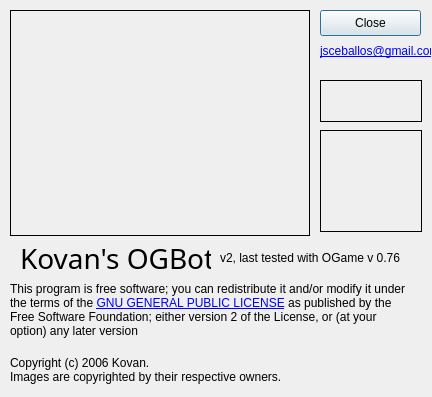
This is ogbot/src/ui/About.ui in kovan/kovans-ogbot as Qt 5 draws it before an edit. The edited form follows.
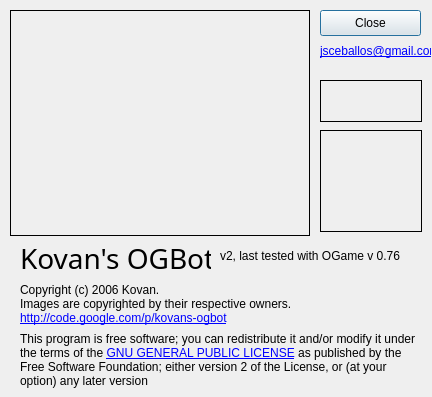
This is the edited form. Icons and pictures are not drawn.

The edit to the form file:
```diff
--- a/ogbot/src/ui/About.ui
+++ b/ogbot/src/ui/About.ui
@@ -116,24 +116,11 @@
     <pixmap/>
    </property>
   </widget>
-  <widget class="QLabel" name="label_8" >
-   <property name="geometry" >
-    <rect>
-     <x>220</x>
-     <y>250</y>
-     <width>213</width>
-     <height>16</height>
-    </rect>
-   </property>
-   <property name="text" >
-    <string>v2, last tested with OGame v 0.76</string>
-   </property>
-  </widget>
   <widget class="QLabel" name="label_7" >
    <property name="geometry" >
     <rect>
-     <x>10</x>
-     <y>280</y>
+     <x>20</x>
+     <y>330</y>
      <width>401</width>
      <height>61</height>
     </rect>
@@ -145,17 +132,30 @@
     <bool>true</bool>
    </property>
   </widget>
+  <widget class="QLabel" name="label_8" >
+   <property name="geometry" >
+    <rect>
+     <x>220</x>
+     <y>240</y>
+     <width>222</width>
+     <height>32</height>
+    </rect>
+   </property>
+   <property name="text" >
+    <string>v2, last tested with OGame v 0.76</string>
+   </property>
+  </widget>
   <widget class="QLabel" name="label_4" >
    <property name="geometry" >
     <rect>
-     <x>10</x>
-     <y>350</y>
+     <x>20</x>
+     <y>280</y>
      <width>446</width>
-     <height>41</height>
+     <height>48</height>
     </rect>
    </property>
    <property name="text" >
-    <string>Copyright (c) 2006 Kovan. &lt;br>Images are copyrighted by their respective owners.</string>
+    <string>Copyright (c) 2006 Kovan. &lt;br>Images are copyrighted by their respective owners.&lt;br>&lt;a href="http://code.google.com/p/kovans-ogbot">http://code.google.com/p/kovans-ogbot&lt;/a></string>
    </property>
   </widget>
  </widget>
```
